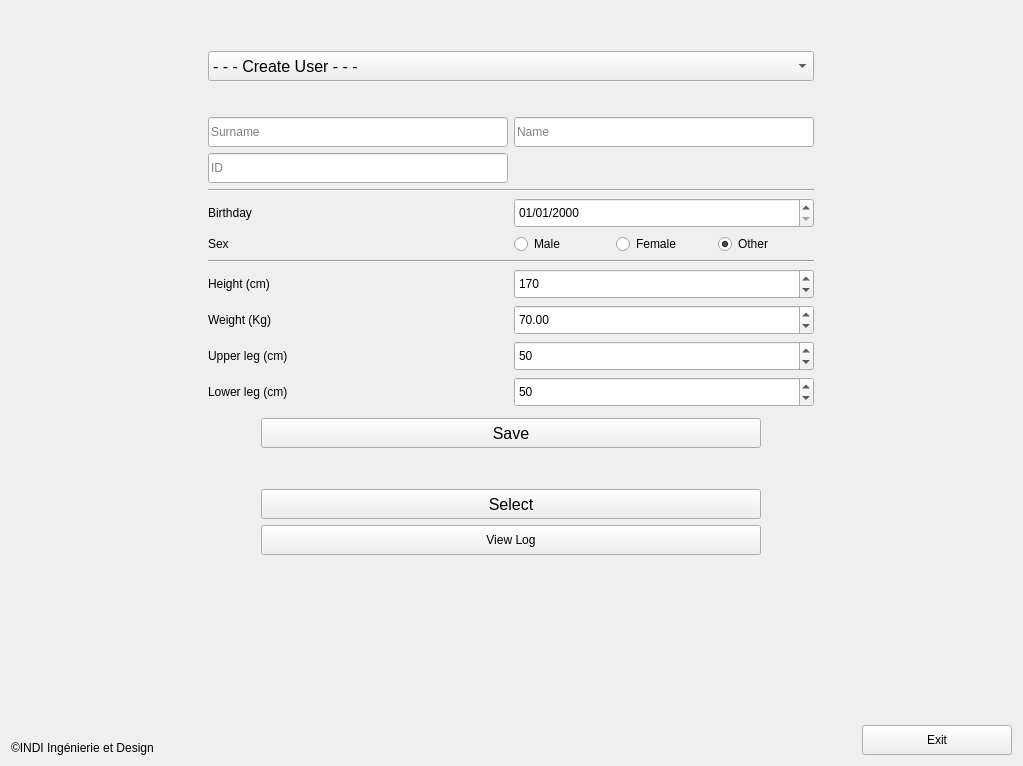
Above: src/gui_pkg/include/gui_pkg/select_user_form.ui from cristianbass01/GUI_robotic_exoskeleton before the change. Below: the same form after it.
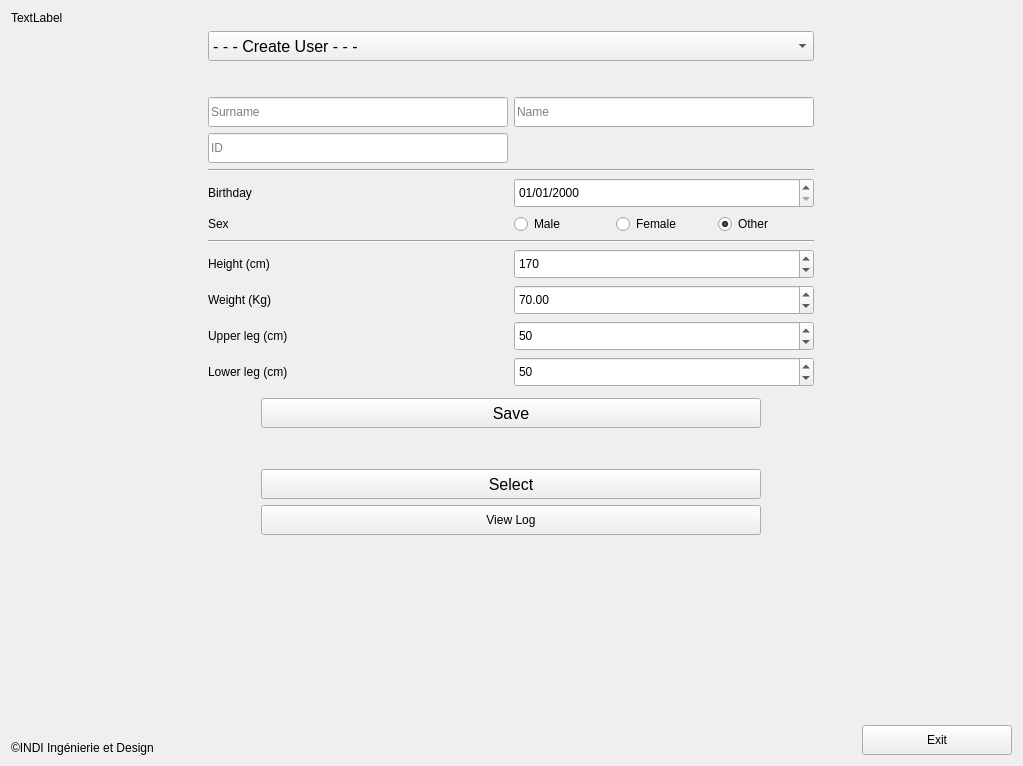
That is the form after the change.

What changed in the file:
```diff
--- a/src/gui_pkg/include/gui_pkg/select_user_form.ui
+++ b/src/gui_pkg/include/gui_pkg/select_user_form.ui
@@ -17,20 +17,14 @@
    <item>
     <layout class="QVBoxLayout" name="verticalLayout_6">
      <item>
-      <spacer name="verticalSpacer_5">
-       <property name="orientation">
-        <enum>Qt::Vertical</enum>
+      <layout class="QHBoxLayout" name="horizontalLayout_3"/>
+     </item>
+     <item>
+      <widget class="QLabel" name="lb_logo">
+       <property name="text">
+        <string>TextLabel</string>
        </property>
-       <property name="sizeType">
-        <enum>QSizePolicy::Fixed</enum>
-       </property>
-       <property name="sizeHint" stdset="0">
-        <size>
-         <width>20</width>
-         <height>40</height>
-        </size>
-       </property>
-      </spacer>
+      </widget>
      </item>
      <item>
       <layout class="QHBoxLayout" name="horizontalLayout_7">
```
Left out of the diff: 2 changed lines with no effect on the pictures.
